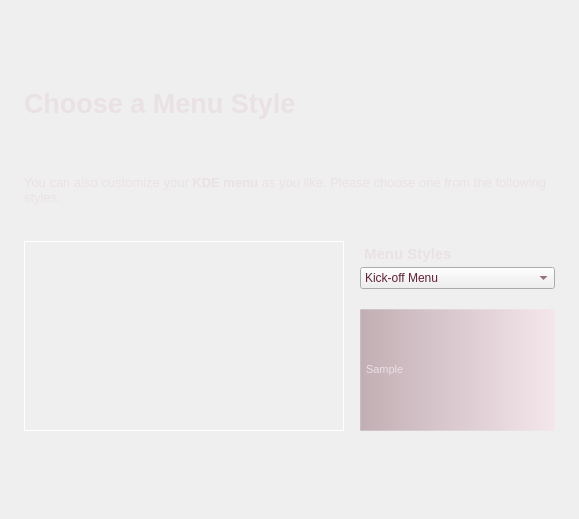
First picture: the form in kde/kaptan/src/gui/menuWidget.ui, repository pars-linux/uludag, before the edit.
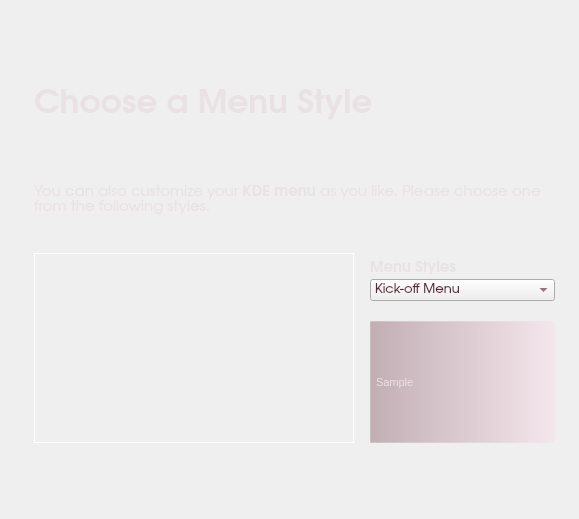
Second picture: the form after the edit.

Commit message: fixed junk html in po files

Diff of the .ui file:
```diff
--- a/kde/kaptan/src/gui/menuWidget.ui
+++ b/kde/kaptan/src/gui/menuWidget.ui
@@ -43,20 +43,17 @@
        </property>
        <property name="font">
         <font>
-         <pointsize>20</pointsize>
+         <family>URW Gothic L</family>
+         <pointsize>25</pointsize>
          <weight>75</weight>
          <bold>true</bold>
         </font>
        </property>
        <property name="styleSheet">
-        <string>color: rgb(95, 34, 52);</string>
+        <string>color: rgb(234, 225, 228);</string>
        </property>
        <property name="text">
-        <string>&lt;!DOCTYPE HTML PUBLIC &quot;-//W3C//DTD HTML 4.0//EN&quot; &quot;http://www.w3.org/TR/REC-html40/strict.dtd&quot;&gt;
-&lt;html&gt;&lt;head&gt;&lt;meta name=&quot;qrichtext&quot; content=&quot;1&quot; /&gt;&lt;style type=&quot;text/css&quot;&gt;
-p, li { white-space: pre-wrap; }
-&lt;/style&gt;&lt;/head&gt;&lt;body style=&quot; font-family:'Sans Serif'; font-size:20pt; font-weight:600; font-style:normal;&quot;&gt;
-&lt;p style=&quot; margin-top:0px; margin-bottom:0px; margin-left:0px; margin-right:0px; -qt-block-indent:0; text-indent:0px;&quot;&gt;&lt;span style=&quot; color:#eae1e4;&quot;&gt;Choose a Menu Style&lt;/span&gt;&lt;/p&gt;&lt;/body&gt;&lt;/html&gt;</string>
+        <string>Choose a Menu Style</string>
        </property>
       </widget>
      </item>
@@ -82,15 +79,15 @@
         <widget class="QLabel" name="label_2">
          <property name="font">
           <font>
-           <pointsize>10</pointsize>
+           <family>URW Gothic L</family>
+           <pointsize>11</pointsize>
           </font>
          </property>
+         <property name="styleSheet">
+          <string>color: rgb(234, 225, 228);</string>
+         </property>
          <property name="text">
-          <string>&lt;!DOCTYPE HTML PUBLIC &quot;-//W3C//DTD HTML 4.0//EN&quot; &quot;http://www.w3.org/TR/REC-html40/strict.dtd&quot;&gt;
-&lt;html&gt;&lt;head&gt;&lt;meta name=&quot;qrichtext&quot; content=&quot;1&quot; /&gt;&lt;style type=&quot;text/css&quot;&gt;
-p, li { white-space: pre-wrap; }
-&lt;/style&gt;&lt;/head&gt;&lt;body style=&quot; font-family:'Sans Serif'; font-size:10pt; font-weight:400; font-style:normal;&quot;&gt;
-&lt;p style=&quot; margin-top:0px; margin-bottom:0px; margin-left:0px; margin-right:0px; -qt-block-indent:0; text-indent:0px;&quot;&gt;&lt;span style=&quot; color:#eae1e4;&quot;&gt;You can also customize your &lt;/span&gt;&lt;span style=&quot; font-weight:600; color:#eae1e4;&quot;&gt;KDE menu&lt;/span&gt;&lt;span style=&quot; color:#eae1e4;&quot;&gt; as you like. Please choose one from the following styles.&lt;/span&gt;&lt;/p&gt;&lt;/body&gt;&lt;/html&gt;</string>
+          <string>You can also customize your &lt;b&gt;KDE menu&lt;/b&gt; as you like. Please choose one from the following styles.</string>
          </property>
          <property name="wordWrap">
           <bool>true</bool>
@@ -139,6 +136,12 @@
              <height>190</height>
             </size>
            </property>
+           <property name="font">
+            <font>
+             <family>URW Gothic L</family>
+             <pointsize>10</pointsize>
+            </font>
+           </property>
            <property name="styleSheet">
             <string>#pictureMenuStyles{
 border: 1px solid rgb(255, 255, 255);
@@ -191,26 +194,28 @@
                </property>
                <property name="font">
                 <font>
+                 <family>URW Gothic L</family>
                  <pointsize>11</pointsize>
+                 <weight>75</weight>
+                 <bold>true</bold>
                 </font>
                </property>
                <property name="styleSheet">
-                <string notr="true">#menuLabel{
-color:black;
-font-size:11pt;
-}</string>
+                <string notr="true">color: rgb(234, 225, 228);</string>
                </property>
                <property name="text">
-                <string>&lt;!DOCTYPE HTML PUBLIC &quot;-//W3C//DTD HTML 4.0//EN&quot; &quot;http://www.w3.org/TR/REC-html40/strict.dtd&quot;&gt;
-&lt;html&gt;&lt;head&gt;&lt;meta name=&quot;qrichtext&quot; content=&quot;1&quot; /&gt;&lt;style type=&quot;text/css&quot;&gt;
-p, li { white-space: pre-wrap; }
-&lt;/style&gt;&lt;/head&gt;&lt;body style=&quot;font-size:11pt; font-weight:400; font-style:normal;&quot;&gt;
-&lt;p style=&quot; margin-top:0px; margin-bottom:0px; margin-left:0px; margin-right:0px; -qt-block-indent:0; text-indent:0px;&quot;&gt;&lt;span style=&quot;font-weight:600; color:#eae1e4;&quot;&gt; Menu Styles&lt;/span&gt;&lt;/p&gt;&lt;/body&gt;&lt;/html&gt;</string>
+                <string>Menu Styles</string>
                </property>
               </widget>
              </item>
              <item>
               <widget class="QComboBox" name="menuStyles">
+               <property name="font">
+                <font>
+                 <family>URW Gothic L</family>
+                 <pointsize>10</pointsize>
+                </font>
+               </property>
                <property name="styleSheet">
                 <string notr="true">color: rgb(95, 34, 52);</string>
                </property>
@@ -267,11 +272,7 @@
 color: rgb(234, 225, 228);</string>
                </property>
                <property name="text">
-                <string>&lt;!DOCTYPE HTML PUBLIC &quot;-//W3C//DTD HTML 4.0//EN&quot; &quot;http://www.w3.org/TR/REC-html40/strict.dtd&quot;&gt;
-&lt;html&gt;&lt;head&gt;&lt;meta name=&quot;qrichtext&quot; content=&quot;1&quot; /&gt;&lt;style type=&quot;text/css&quot;&gt;
-p, li { white-space: pre-wrap; }
-&lt;/style&gt;&lt;/head&gt;&lt;body style=&quot; font-family:'Sans Serif'; font-size:8pt; font-weight:400; font-style:normal;&quot;&gt;
-&lt;p style=&quot; margin-top:0px; margin-bottom:0px; margin-left:0px; margin-right:0px; -qt-block-indent:0; text-indent:0px;&quot;&gt;&lt;span style=&quot; color:#eae1e4;&quot;&gt;Sample&lt;/span&gt;&lt;/p&gt;&lt;/body&gt;&lt;/html&gt;</string>
+                <string>Sample</string>
                </property>
                <property name="scaledContents">
                 <bool>false</bool>
@@ -330,7 +331,7 @@
      </property>
      <property name="sizeHint" stdset="0">
       <size>
-       <width>20</width>
+       <width>30</width>
        <height>20</height>
       </size>
      </property>
```
The commit also changes 13 other files.
